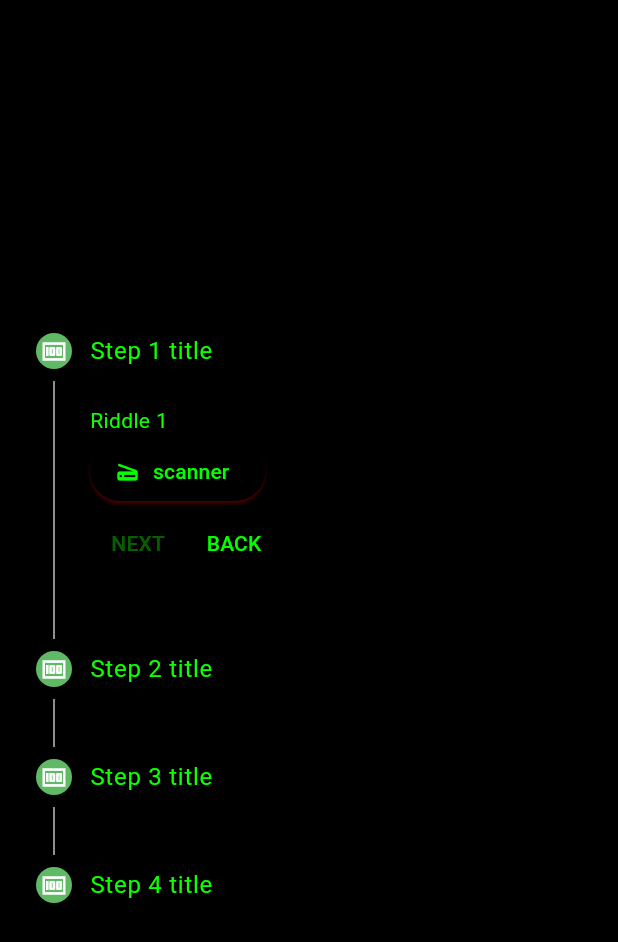
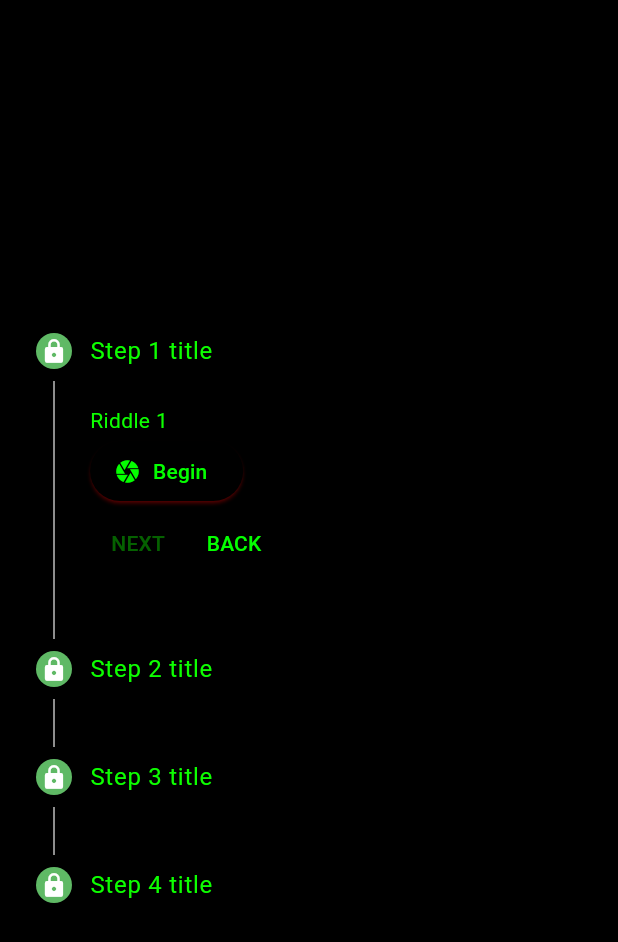
Before and after one commit to Sullivanml299/christmas, a Flutter app: the screen it shows after launch, on a phone screen of 412 x 824 dp. Shown: the top 942 px of the screen. Run offline on Flutter 3.47's test engine with Material 2 defaults, Android fonts, the light colour scheme and no system bars; missing offline and left inert: qr_code_scanner.

Commit message:
completed keypad solver base and minor improvements to stepper

```diff
--- a/goblin_vault/lib/clue.dart
+++ b/goblin_vault/lib/clue.dart
@@ -1,5 +1,6 @@
 import 'package:flutter/cupertino.dart';
 import 'package:flutter/material.dart';
+import 'package:goblin_vault/clock.dart';
 import 'package:goblin_vault/clues.dart';
 import 'package:goblin_vault/qr_scanner.dart';
 
@@ -25,6 +26,7 @@ class _ClueState extends State<Clue> {
     if (password == widget.data.password) {
       widget.notifier();
       tracker[widget.data.index] = true;
+      widget.data.isSolved = true;
       return true;
     }
     return false;
@@ -42,31 +44,38 @@ class _ClueState extends State<Clue> {
             Text(data.prompt),
           ]),
           Row(
-            children: [
-              ElevatedButton.icon(
-                  onPressed: () {
-                    Navigator.push(
-                      context,
-                      MaterialPageRoute(
-                          builder: (context) => data.solver(
-                                validate,
-                              )),
-                    );
-                  },
-                  icon: const Icon(Icons.scanner),
-                  label: const Text("scanner"))
-            ],
+            children: [getChallenge()],
           )
-          // Row(
-          //   children: [
-          //     Expanded(
-          //         child: TextField(
-          //             controller: _controller,
-          //             onSubmitted: ((String value) => submit(value)))),
-          //   ],
-          // )
         ],
       ),
     ));
   }
+
+  Widget getChallenge() {
+    if (widget.data.isSolved) {
+      return const Text(
+        "Challeng Complete!",
+        style: TextStyle(color: Color.fromARGB(255, 0, 251, 255), fontSize: 20),
+      );
+    }
+    return ElevatedButton.icon(
+        onPressed: () {
+          Navigator.push(
+            context,
+            MaterialPageRoute(
+                builder: (context) => widget.data.solver(
+                      validate,
+                    )),
+          );
+        },
+        icon: getIcon(widget.data.solver),
+        label: const Text("Begin"));
+  }
+
+  Icon getIcon(Function solver) {
+    if (solver == CLOCK) return const Icon(Icons.access_time_filled);
+    if (solver == SCANNER) return const Icon(Icons.camera);
+    if (solver == KEYPAD) return const Icon(Icons.password);
+    return const Icon(Icons.zoom_out_map);
+  }
 }
--- a/goblin_vault/lib/clue_stepper.dart
+++ b/goblin_vault/lib/clue_stepper.dart
@@ -15,14 +15,10 @@ class ClueStepper extends StatefulWidget {
 class _ClueStepperState extends State<ClueStepper> {
   int _index = 0;
   List<bool> isSolved = clueTracker;
-  List<CustomStep>? clues;
 
   @override
   void initState() {
     super.initState();
-    setState(() {
-      clues = buildClues();
-    });
   }
 
   @override
@@ -31,6 +27,7 @@ class _ClueStepperState extends State<ClueStepper> {
   }
 
   Widget buildStepper() {
+    var clues = buildClues();
     if (clues != null) {
       return CustomStepper(
           currentStep: _index,
@@ -52,7 +49,7 @@ class _ClueStepperState extends State<ClueStepper> {
             cancel();
           },
           onStepContinue: () {
-            if (_index < clues!.length - 1) {
+            if (_index < clues.length - 1) {
               setState(() {
                 _index += 1;
               });
@@ -61,7 +58,7 @@ class _ClueStepperState extends State<ClueStepper> {
           onStepTapped: (int index) {
             tapped(index);
           },
-          steps: clues!);
+          steps: clues);
     }
     return Container();
   }
@@ -91,8 +88,8 @@ class _ClueStepperState extends State<ClueStepper> {
         CustomStep(
             title: Text('Step ${data.index + 1} title'),
             state: CustomStepState.customIcon,
-            customIcon: const Icon(
-              Icons.money,
+            customIcon: Icon(
+              isSolved[data.index] ? Icons.lock_open : Icons.lock,
               size: 18.0,
             ),
             content: Container(
--- a/goblin_vault/lib/clues.dart
+++ b/goblin_vault/lib/clues.dart
@@ -1,5 +1,6 @@
 import 'package:flutter/material.dart';
 import 'package:goblin_vault/clue.dart';
+import 'package:goblin_vault/keypad.dart';
 import 'package:goblin_vault/qr_scanner.dart';
 
 import 'clock.dart';
@@ -18,20 +19,21 @@ class ClueData {
   var solver;
 }
 
-var scanner = (Function validator) => Scanner(validator: validator);
-var clock = (Function validator) => Clock(validator: validator);
+var SCANNER = (Function validator) => Scanner(validator: validator);
+var CLOCK = (Function validator) => Clock(validator: validator);
+var KEYPAD = (Function validator) => Keypad(validator: validator);
 
 ClueData C1 = ClueData(
-        prompt: "Riddle 1", password: "password1", index: 0, solver: scanner),
+        prompt: "Riddle 1", password: "password1", index: 0, solver: SCANNER),
     C2 = ClueData(
         prompt: "Riddle 2",
         password: const TimeOfDay(hour: 14, minute: 12),
         index: 1,
-        solver: clock),
+        solver: CLOCK),
     C3 = ClueData(
-        prompt: "Riddle 3", password: "password3", index: 2, solver: scanner),
+        prompt: "Riddle 3", password: "1234", index: 2, solver: KEYPAD),
     C4 = ClueData(
-        prompt: "Riddle 4", password: "password4", index: 3, solver: scanner);
+        prompt: "Riddle 4", password: "password4", index: 3, solver: SCANNER);
 
 List<ClueData> CLUE_DATA = [C1, C2, C3, C4];
 
```
Also changed, not shown: goblin_vault/lib/keypad.dart (added, +139 -0 lines), goblin_vault/lib/main.dart (+7 -1 lines).
